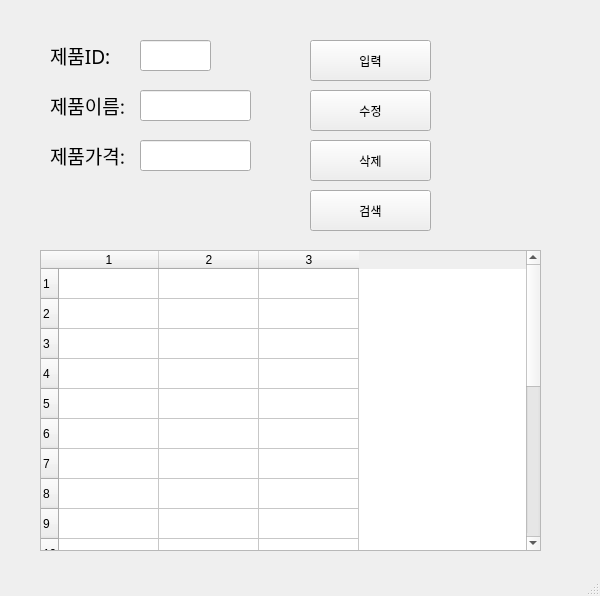
First picture: the form in ProductList3.ui, repository papasmf1/python231113, before the edit.
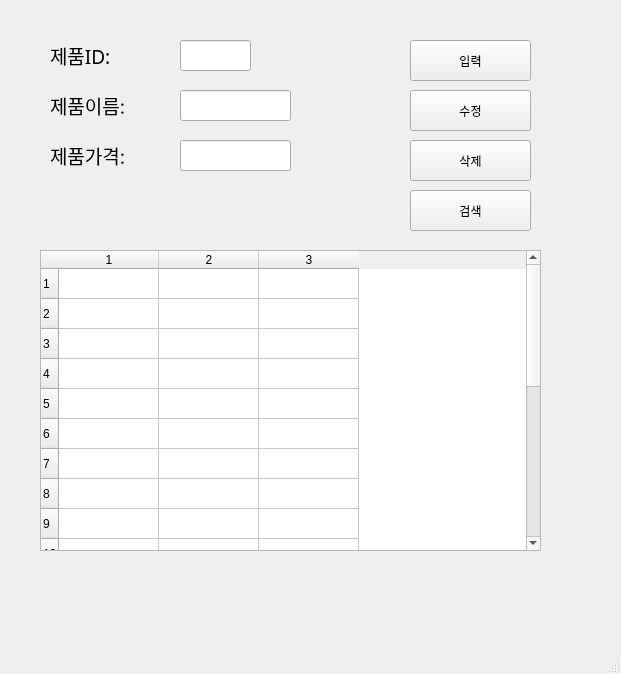
Second picture: the form after the edit.

The edit to the form file:
```diff
--- a/ProductList3.ui
+++ b/ProductList3.ui
@@ -6,8 +6,8 @@
    <rect>
     <x>0</x>
     <y>0</y>
-    <width>600</width>
-    <height>596</height>
+    <width>621</width>
+    <height>674</height>
    </rect>
   </property>
   <property name="windowTitle">
@@ -19,7 +19,7 @@
      <rect>
       <x>50</x>
       <y>40</y>
-      <width>81</width>
+      <width>111</width>
       <height>31</height>
      </rect>
     </property>
@@ -38,7 +38,7 @@
      <rect>
       <x>50</x>
       <y>90</y>
-      <width>81</width>
+      <width>121</width>
       <height>31</height>
      </rect>
     </property>
@@ -57,7 +57,7 @@
      <rect>
       <x>50</x>
       <y>140</y>
-      <width>81</width>
+      <width>121</width>
       <height>31</height>
      </rect>
     </property>
@@ -74,7 +74,7 @@
    <widget class="QLineEdit" name="prodID">
     <property name="geometry">
      <rect>
-      <x>140</x>
+      <x>180</x>
       <y>40</y>
       <width>71</width>
       <height>31</height>
@@ -84,7 +84,7 @@
    <widget class="QLineEdit" name="prodName">
     <property name="geometry">
      <rect>
-      <x>140</x>
+      <x>180</x>
       <y>90</y>
       <width>111</width>
       <height>31</height>
@@ -94,7 +94,7 @@
    <widget class="QLineEdit" name="prodPrice">
     <property name="geometry">
      <rect>
-      <x>140</x>
+      <x>180</x>
       <y>140</y>
       <width>111</width>
       <height>31</height>
@@ -104,7 +104,7 @@
    <widget class="QPushButton" name="pushButton">
     <property name="geometry">
      <rect>
-      <x>310</x>
+      <x>410</x>
       <y>40</y>
       <width>121</width>
       <height>41</height>
@@ -117,7 +117,7 @@
    <widget class="QPushButton" name="pushButton_2">
     <property name="geometry">
      <rect>
-      <x>310</x>
+      <x>410</x>
       <y>90</y>
       <width>121</width>
       <height>41</height>
@@ -130,7 +130,7 @@
    <widget class="QPushButton" name="pushButton_3">
     <property name="geometry">
      <rect>
-      <x>310</x>
+      <x>410</x>
       <y>140</y>
       <width>121</width>
       <height>41</height>
@@ -143,7 +143,7 @@
    <widget class="QPushButton" name="pushButton_4">
     <property name="geometry">
      <rect>
-      <x>310</x>
+      <x>410</x>
       <y>190</y>
       <width>121</width>
       <height>41</height>
```
Left out of the diff: 4 changed lines with no effect on the pictures.
